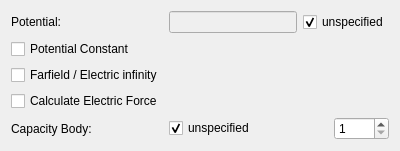
The window that src/Mod/Fem/Gui/Resources/ui/ElectrostaticPotential.ui (southseact-3d/fcd) describes before a commit, drawn with Qt 5.
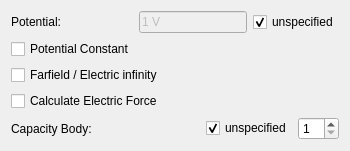
The same window after the commit. Custom widgets are drawn as their Qt base class.

Commit message:
[FEM] [skip CI] improve electrostatic dialog
- to gain more horizontal space

Patch:
```diff
--- a/src/Mod/Fem/Gui/Resources/ui/ElectrostaticPotential.ui
+++ b/src/Mod/Fem/Gui/Resources/ui/ElectrostaticPotential.ui
@@ -6,14 +6,39 @@
    <rect>
     <x>0</x>
     <y>0</y>
-    <width>400</width>
+    <width>350</width>
     <height>137</height>
    </rect>
   </property>
   <property name="windowTitle">
    <string>Constraint Properties</string>
   </property>
+  <layout class="QVBoxLayout" name="verticalLayout">
+   <item>
   <layout class="QGridLayout" name="gridLayout">
+     <item row="0" column="3">
+      <widget class="QCheckBox" name="potentialBox">
+       <property name="text">
+        <string>unspecified</string>
+       </property>
+       <property name="checked">
+        <bool>true</bool>
+       </property>
+      </widget>
+     </item>
+     <item row="0" column="1">
+      <spacer name="horizontalSpacer">
+       <property name="orientation">
+        <enum>Qt::Horizontal</enum>
+       </property>
+       <property name="sizeHint" stdset="0">
+        <size>
+         <width>20</width>
+         <height>20</height>
+        </size>
+       </property>
+      </spacer>
+     </item>
    <item row="0" column="0">
     <widget class="QLabel" name="potentialLbl">
      <property name="text">
@@ -21,13 +46,14 @@
      </property>
     </widget>
    </item>
-   <item row="0" column="1">
-    <layout class="QHBoxLayout" name="horizontalLayout_2">
-     <item>
+     <item row="0" column="2">
       <widget class="Gui::InputField" name="potentialTxt">
        <property name="enabled">
         <bool>false</bool>
        </property>
+       <property name="text">
+        <string>1 V</string>
+       </property>
        <property name="singleStep" stdset="0">
         <double>1.000000000000000</double>
        </property>
@@ -36,19 +62,9 @@
        </property>
       </widget>
      </item>
-     <item>
-      <widget class="QCheckBox" name="potentialBox">
-       <property name="text">
-        <string>unspecified</string>
-       </property>
-       <property name="checked">
-        <bool>true</bool>
-       </property>
-      </widget>
-     </item>
     </layout>
    </item>
-   <item row="1" column="0">
+   <item>
     <widget class="QCheckBox" name="potentialConstantBox">
      <property name="toolTip">
       <string>Whether the constraint defines a constant potential</string>
@@ -58,7 +74,7 @@
      </property>
     </widget>
    </item>
-   <item row="2" column="0">
+   <item>
     <widget class="QCheckBox" name="electricInfinityBox">
      <property name="enabled">
       <bool>true</bool>
@@ -71,7 +87,7 @@
      </property>
     </widget>
    </item>
-   <item row="3" column="0">
+   <item>
     <widget class="QCheckBox" name="electricForcecalculationBox">
      <property name="toolTip">
       <string>Whether the constraint is for the electric force</string>
@@ -81,16 +97,29 @@
      </property>
     </widget>
    </item>
-   <item row="4" column="0">
+   <item>
+    <layout class="QGridLayout" name="gridLayout_2">
+     <item row="0" column="0">
     <widget class="QLabel" name="capacityBody_label">
      <property name="text">
       <string extracomment="Enabled by 'Calculate Capacity Matrix' in Electrostatic equation">Capacity Body: </string>
      </property>
     </widget>
    </item>
-   <item row="4" column="1">
-    <layout class="QHBoxLayout" name="horizontalLayout">
-     <item>
+     <item row="0" column="1">
+      <spacer name="horizontalSpacer_2">
+       <property name="orientation">
+        <enum>Qt::Horizontal</enum>
+       </property>
+       <property name="sizeHint" stdset="0">
+        <size>
+         <width>40</width>
+         <height>20</height>
+        </size>
+       </property>
+      </spacer>
+     </item>
+     <item row="0" column="2">
       <widget class="QCheckBox" name="capacitanceBodyBox">
        <property name="text">
         <string>unspecified</string>
@@ -100,7 +129,7 @@
        </property>
       </widget>
      </item>
-     <item>
+     <item row="0" column="3">
       <widget class="QSpinBox" name="capacitanceBody_spinBox">
        <property name="maximumSize">
         <size>
```
Lines whose indentation alone changed are shown as unchanged.
